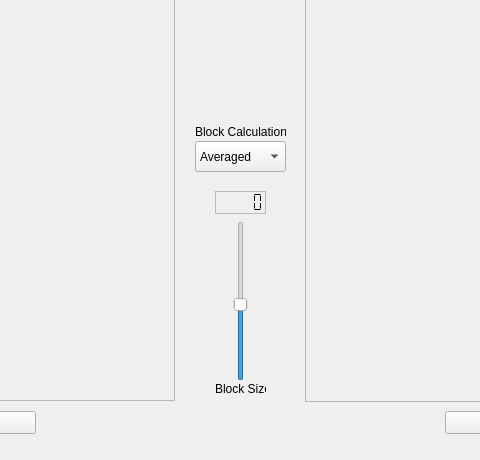
Old version of the form window.ui in the repository boingboomtschak/graphite-py; both pictures show x 325 to 805 and y 119 to 579 of the 1136 by 579 pixel window.
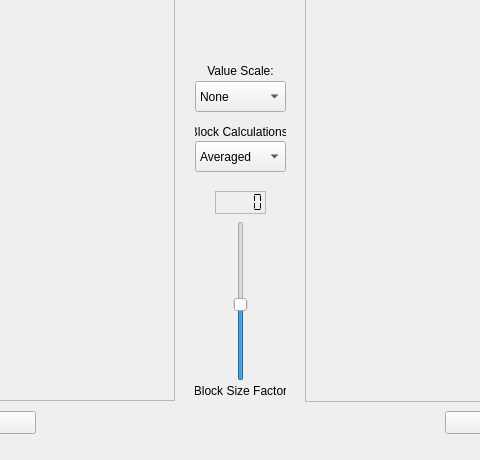
New version of the form.

Commit message: Adding value scale dropdown to layout, minor layout changes on top

```diff
--- a/window.ui
+++ b/window.ui
@@ -150,14 +150,17 @@
    <widget class="QLabel" name="blockSizeLabel">
     <property name="geometry">
      <rect>
-      <x>540</x>
+      <x>520</x>
       <y>500</y>
-      <width>51</width>
-      <height>16</height>
+      <width>91</width>
+      <height>20</height>
      </rect>
     </property>
     <property name="text">
-     <string>Block Size</string>
+     <string>Block Size Factor</string>
+    </property>
+    <property name="alignment">
+     <set>Qt::AlignCenter</set>
     </property>
    </widget>
    <widget class="QComboBox" name="blockCalcDropdown">
@@ -195,6 +198,9 @@
     <property name="text">
      <string>Block Calculations:</string>
     </property>
+    <property name="alignment">
+     <set>Qt::AlignCenter</set>
+    </property>
    </widget>
    <widget class="QPushButton" name="chooseInputImage">
     <property name="geometry">
@@ -235,6 +241,42 @@
      <number>0</number>
     </property>
    </widget>
+   <widget class="QComboBox" name="scaleDropdown">
+    <property name="geometry">
+     <rect>
+      <x>520</x>
+      <y>200</y>
+      <width>91</width>
+      <height>31</height>
+     </rect>
+    </property>
+    <item>
+     <property name="text">
+      <string>None</string>
+     </property>
+    </item>
+    <item>
+     <property name="text">
+      <string>7 Shade</string>
+     </property>
+    </item>
+   </widget>
+   <widget class="QLabel" name="scaleLabel">
+    <property name="geometry">
+     <rect>
+      <x>530</x>
+      <y>180</y>
+      <width>71</width>
+      <height>20</height>
+     </rect>
+    </property>
+    <property name="text">
+     <string>Value Scale:</string>
+    </property>
+    <property name="alignment">
+     <set>Qt::AlignCenter</set>
+    </property>
+   </widget>
   </widget>
   <widget class="QMenuBar" name="menubar">
    <property name="geometry">
```
